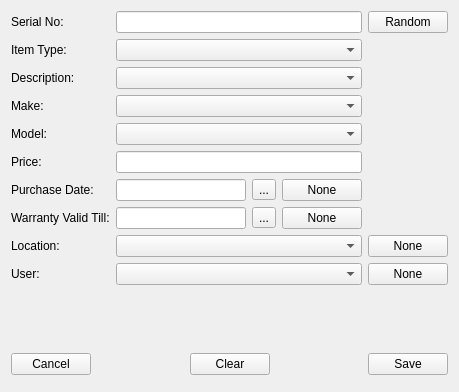
Old version of the form GUI/uiFiles/Add.ui in the repository aumanimationstudios/Grantha.
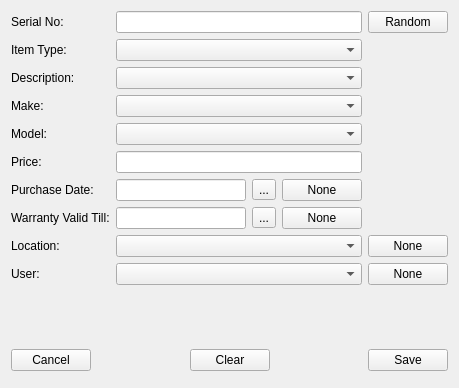
New version of the form.

Commit message: added rfid write to add ui

```diff
--- a/GUI/uiFiles/Add.ui
+++ b/GUI/uiFiles/Add.ui
@@ -7,7 +7,7 @@
     <x>0</x>
     <y>0</y>
     <width>459</width>
-    <height>392</height>
+    <height>388</height>
    </rect>
   </property>
   <property name="windowTitle">
```
Left out of the diff: 354 changed lines with no effect on the pictures. The commit also changes 2 other files.
